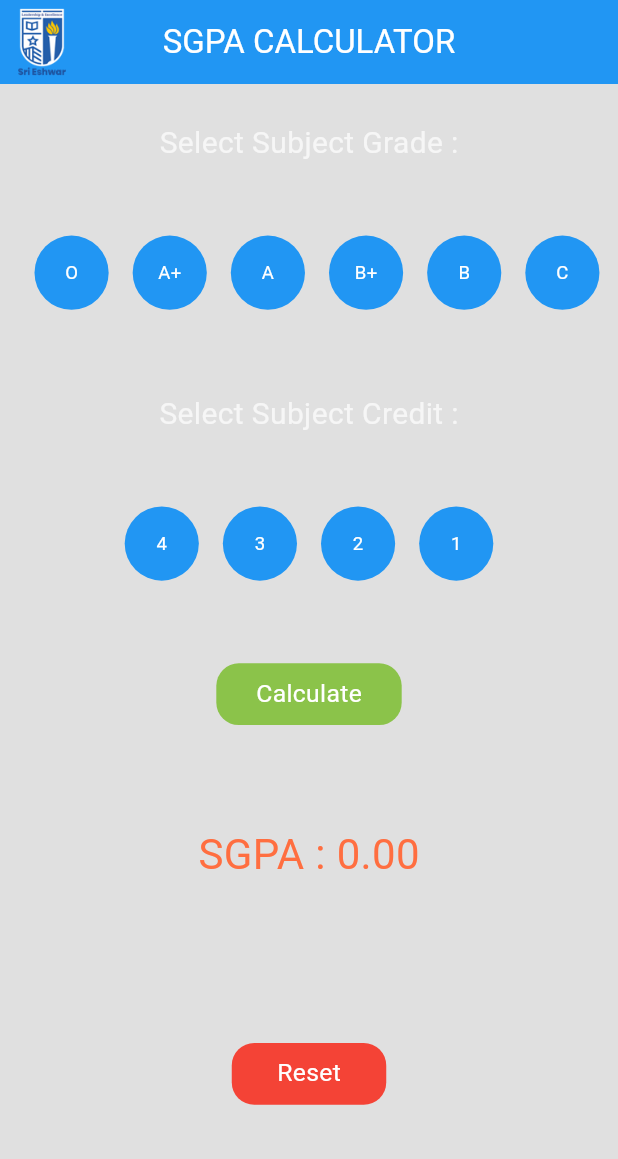
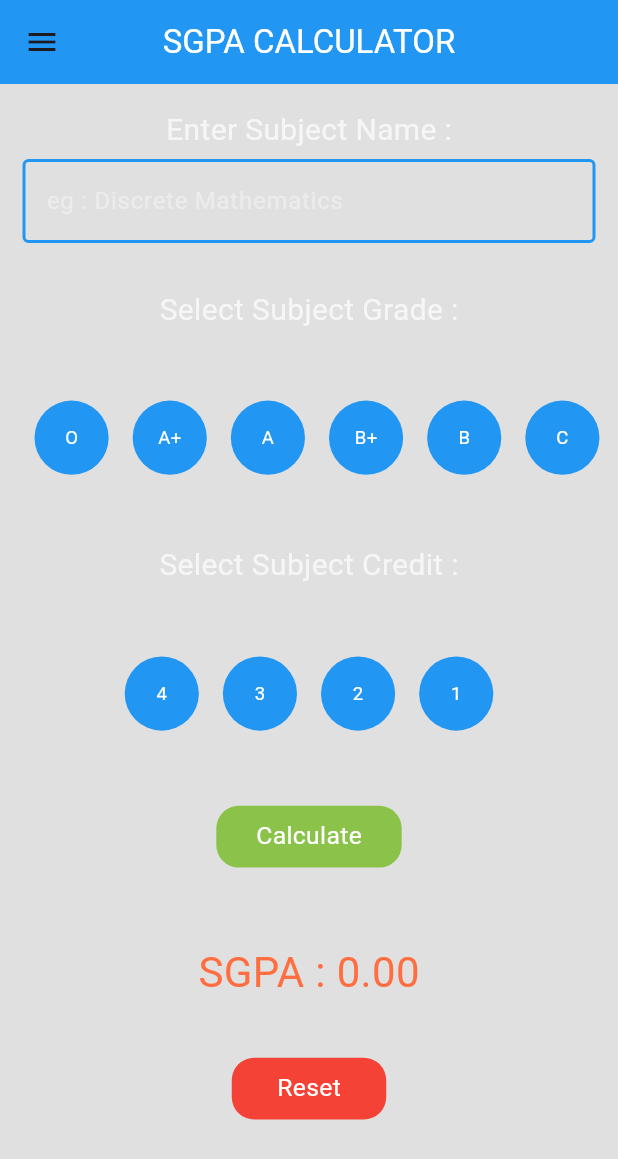
Before and after one commit to HariDharsaun/SGPA-Calculator, a Flutter app: the screen it shows after launch, on a phone screen of 412 x 824 dp. Shown: the top 1159 px of the screen. Run offline on Flutter 3.47's test engine with Material 3 defaults, Android fonts, the phone set to English and light mode, and no system bars.

Commit message:
added text field

```diff
--- a/sgpa_calculator/lib/home.dart
+++ b/sgpa_calculator/lib/home.dart
@@ -8,6 +8,7 @@ class HomePage extends StatefulWidget {
 }
 List<String> grades = ["O","A+","A","B+","B","C"];
 List<int> credits = [4,3,2,1];
+List<double> history = [];
 class _HomePageState extends State<HomePage> {
   Map<String,int> map = {"O":10,"A+":9,"A":8,"B+":7,"B":6,"C":5};
   List<Map<String, int>> subjects = [];
@@ -32,8 +33,28 @@ class _HomePageState extends State<HomePage> {
           centerTitle: true,
           titleSpacing: 2,
           title: Text("SGPA CALCULATOR",style: TextStyle(color: Colors.white)),
-          leading: Container(
-            child: Image.asset("assets/College Logo.png"),
+          // leading : Container(
+          //     child: Image.asset("assets/College Logo.png"),
+          //   ),
+        ),
+        drawer: Drawer(
+          backgroundColor: Colors.blue[200],
+          child: ListView.builder(
+            itemCount: history.length,
+            itemBuilder: (context, index){
+              return ListTile(
+                trailing: IconButton(
+                  onPressed: (){
+                    setState(() {
+                      history.removeAt(index);
+                    });
+                  },
+                  icon: Icon(Icons.delete),
+                ),
+                title: Text("Discrete Mathematicshfalksdhflkashdflkasjhdflkahsdflkjh",maxLines:2 ,overflow: TextOverflow.ellipsis,),
+                subtitle:Text(history[index].toStringAsFixed(2)),
+              );
+            },
           ),
         ),
         body: Padding(
@@ -41,11 +62,38 @@ class _HomePageState extends State<HomePage> {
           child: Column(
             children: [
               SizedBox(
-                height: 10,
+                height: 1,
+              ),
+              Text("Enter Subject Name :",style: TextStyle(fontSize: 20,color: Colors.white70),),
+              SizedBox(
+                height: 5,
+              ),
+              Padding(
+                padding: EdgeInsets.only(bottom: 30),
+                child: TextField(
+                  cursorColor: Colors.blue,
+                  style: TextStyle(color: Colors.white),
+                  decoration: InputDecoration(
+                    hintText: "eg : Discrete Mathematics",
+                    hintStyle: TextStyle(color: Colors.white38),
+                    enabledBorder: OutlineInputBorder(
+                      borderSide: BorderSide(
+                        width: 2,
+                        color: Colors.blue
+                      )
+                    ),
+                    focusedBorder: OutlineInputBorder(
+                      borderSide: BorderSide(
+                        width: 2,
+                        color: Colors.blue
+                      )
+                    ),
+                  ),
+                ),
               ),
               Text("Select Subject Grade :",style: TextStyle(fontSize: 20,color: Colors.white70),),
               SizedBox(
-                height: 2,
+                height: 1,
               ),
               Row(
                 mainAxisAlignment: MainAxisAlignment.center,
@@ -59,11 +107,11 @@ class _HomePageState extends State<HomePage> {
                 ],
               ),
               SizedBox(
-                height: 10,
+                height: 1,
               ),
               Text("Select Subject Credit :",style: TextStyle(fontSize: 20,color: Colors.white70),),
               SizedBox(
-                height: 2,
+                height: 1,
               ),
               Row(
                 mainAxisAlignment: MainAxisAlignment.center,
@@ -75,11 +123,11 @@ class _HomePageState extends State<HomePage> {
                 ],
               ),
               SizedBox(
-                height: 10,
+                height: 5,
               ),
               button("Calculate", height, width),
               SizedBox(
-                height: height*0.08,
+                height: height*0.06,
               ),
               Row(
                 mainAxisAlignment: MainAxisAlignment.center,
@@ -89,7 +137,7 @@ class _HomePageState extends State<HomePage> {
                 ]
               ),
               SizedBox(
-                height: (height/4)-100,
+                height: (height/6)-100,
               ),
               resetButton("Reset", height, width)
             ],
@@ -191,6 +239,7 @@ class _HomePageState extends State<HomePage> {
       onTap: () {
         setState(() {
           subjects.clear();
+          history.clear();
           sgpa = 0;
           selectedGrade = "";
           selectedCredit = "";
@@ -247,6 +296,7 @@ class _HomePageState extends State<HomePage> {
             }
 
             sgpa = totalPoints / totalCredits;
+            history.add(sgpa);
 
             // Reset selections
             selectedGrade = "";
```
